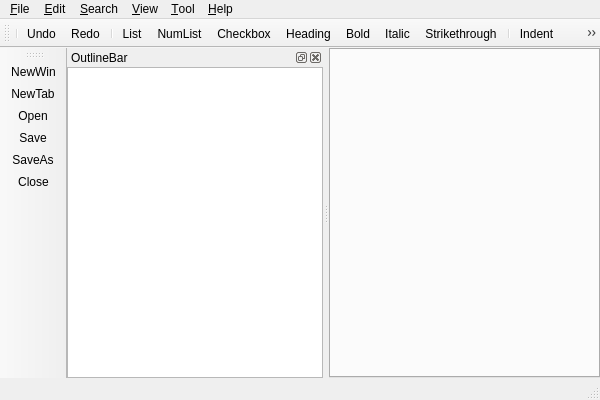
Old version of the form viMarkdown/viMarkdown/MainWindow.ui in the repository shigmas/viMarkdown.
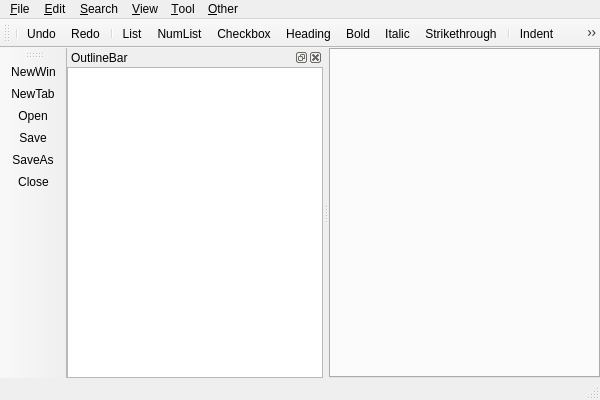
New version of the form. Icons and pictures are not drawn.

Commit message: 0465 ◎ C 01/25 01/31 01021│ToDo│Help → Other に変更？

```diff
--- a/viMarkdown/viMarkdown/MainWindow.ui
+++ b/viMarkdown/viMarkdown/MainWindow.ui
@@ -158,7 +158,7 @@
    </widget>
    <widget class="QMenu" name="menu_Help">
     <property name="title">
-     <string>&amp;Help</string>
+     <string>&amp;Other</string>
     </property>
     <addaction name="action_AboutViMarkdown"/>
    </widget>
```
The commit also changes 1 other file.
